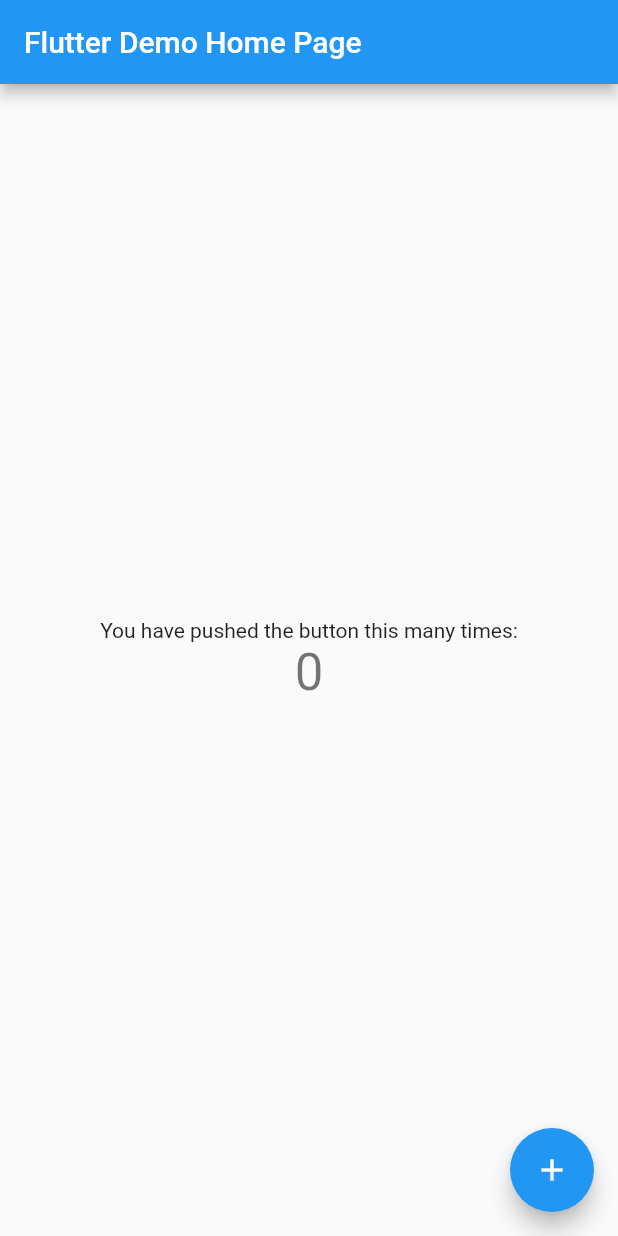
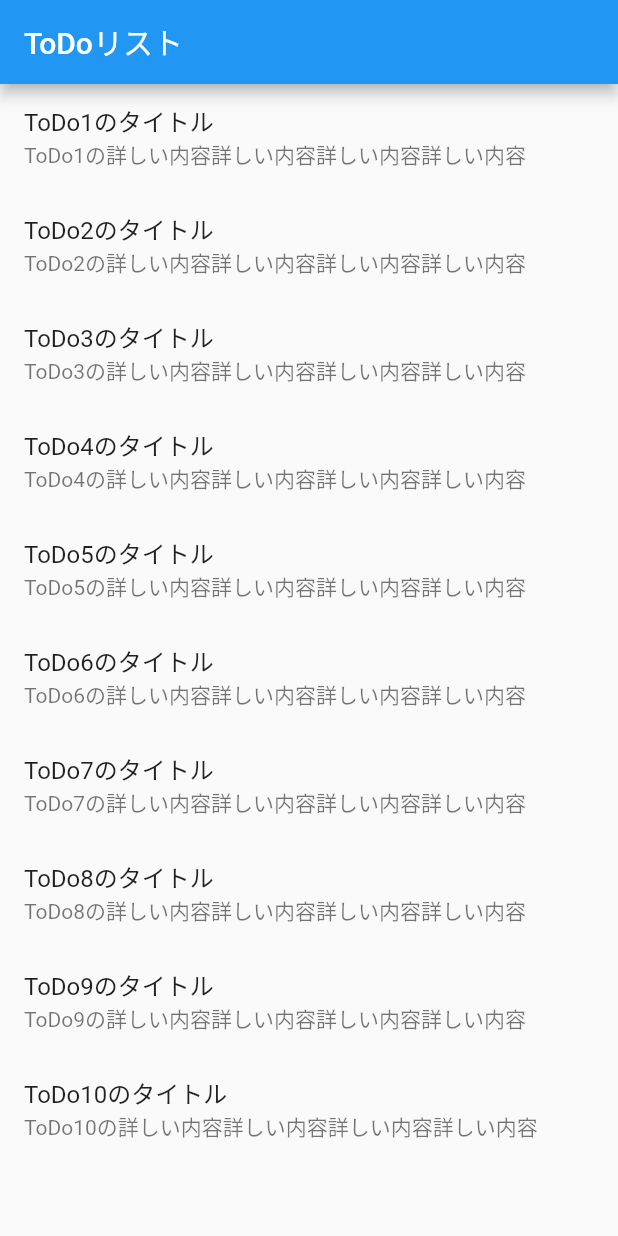
Before and after one commit to yururiwork/ToDo, a Flutter app: the screen it shows after launch, on a phone screen of 412 x 824 dp. Run offline on Flutter 3.47's test engine with Material 2 defaults, Android fonts, the phone set to English and light mode, and no system bars; our stand-ins replace flutter_hooks, freezed_annotation, hooks_riverpod.

Commit message:
ToDoリストページ作成

```diff
--- a/todo/lib/main.dart
+++ b/todo/lib/main.dart
@@ -1,7 +1,9 @@
 import 'package:flutter/material.dart';
+import 'package:hooks_riverpod/hooks_riverpod.dart';
+import 'package:todo/todo_list_page.dart';
 
 void main() {
-  runApp(const MyApp());
+  runApp(const ProviderScope(child: MyApp()));
 }
 
 class MyApp extends StatelessWidget {
@@ -11,105 +13,11 @@ class MyApp extends StatelessWidget {
   @override
   Widget build(BuildContext context) {
     return MaterialApp(
-      title: 'Flutter Demo',
+      title: 'ToDo App',
       theme: ThemeData(
-        // This is the theme of your application.
-        //
-        // Try running your application with "flutter run". You'll see the
-        // application has a blue toolbar. Then, without quitting the app, try
-        // changing the primarySwatch below to Colors.green and then invoke
-        // "hot reload" (press "r" in the console where you ran "flutter run",
-        // or simply save your changes to "hot reload" in a Flutter IDE).
-        // Notice that the counter didn't reset back to zero; the application
-        // is not restarted.
         primarySwatch: Colors.blue,
       ),
-      home: const MyHomePage(title: 'Flutter Demo Home Page'),
+      home: const TodoListPage(),
     );
   }
 }
-
-class MyHomePage extends StatefulWidget {
-  const MyHomePage({Key? key, required this.title}) : super(key: key);
-
-  // This widget is the home page of your application. It is stateful, meaning
-  // that it has a State object (defined below) that contains fields that affect
-  // how it looks.
-
-  // This class is the configuration for the state. It holds the values (in this
-  // case the title) provided by the parent (in this case the App widget) and
-  // used by the build method of the State. Fields in a Widget subclass are
-  // always marked "final".
-
-  final String title;
-
-  @override
-  State<MyHomePage> createState() => _MyHomePageState();
-}
-
-class _MyHomePageState extends State<MyHomePage> {
-  int _counter = 0;
-
-  void _incrementCounter() {
-    setState(() {
-      // This call to setState tells the Flutter framework that something has
-      // changed in this State, which causes it to rerun the build method below
-      // so that the display can reflect the updated values. If we changed
-      // _counter without calling setState(), then the build method would not be
-      // called again, and so nothing would appear to happen.
-      _counter++;
-    });
-  }
-
-  @override
-  Widget build(BuildContext context) {
-    // This method is rerun every time setState is called, for instance as done
-    // by the _incrementCounter method above.
-    //
-    // The Flutter framework has been optimized to make rerunning build methods
-    // fast, so that you can just rebuild anything that needs updating rather
-    // than having to individually change instances of widgets.
-    return Scaffold(
-      appBar: AppBar(
-        // Here we take the value from the MyHomePage object that was created by
-        // the App.build method, and use it to set our appbar title.
-        title: Text(widget.title),
-      ),
-      body: Center(
-        // Center is a layout widget. It takes a single child and positions it
-        // in the middle of the parent.
-        child: Column(
-          // Column is also a layout widget. It takes a list of children and
-          // arranges them vertically. By default, it sizes itself to fit its
-          // children horizontally, and tries to be as tall as its parent.
-          //
-          // Invoke "debug painting" (press "p" in the console, choose the
-          // "Toggle Debug Paint" action from the Flutter Inspector in Android
-          // Studio, or the "Toggle Debug Paint" command in Visual Studio Code)
-          // to see the wireframe for each widget.
-          //
-          // Column has various properties to control how it sizes itself and
-          // how it positions its children. Here we use mainAxisAlignment to
-          // center the children vertically; the main axis here is the vertical
-          // axis because Columns are vertical (the cross axis would be
-          // horizontal).
-          mainAxisAlignment: MainAxisAlignment.center,
-          children: <Widget>[
-            const Text(
-              'You have pushed the button this many times:',
-            ),
-            Text(
-              '$_counter',
-              style: Theme.of(context).textTheme.headline4,
-            ),
-          ],
-        ),
-      ),
-      floatingActionButton: FloatingActionButton(
-        onPressed: _incrementCounter,
-        tooltip: 'Increment',
-        child: const Icon(Icons.add),
-      ), // This trailing comma makes auto-formatting nicer for build methods.
-    );
-  }
-}
--- /dev/null
+++ b/todo/lib/todo_list_controller.dart
@@ -0,0 +1,25 @@
+import 'package:hooks_riverpod/hooks_riverpod.dart';
+import 'package:todo/todo_list_state.dart';
+import 'package:todo/todo_model.dart';
+
+class TodoListStateController extends StateNotifier<TodoListState> {
+  TodoListStateController() : super(const TodoListState());
+
+  Future<void>? fetchTodos() async {
+    state = state.copyWith(todos: [], isFetching: true);
+    await Future.delayed(const Duration(seconds: 3));
+    final mockTodos = [
+      const Todo('ToDo1のタイトル', 'ToDo1の詳しい内容詳しい内容詳しい内容詳しい内容'),
+      const Todo('ToDo2のタイトル', 'ToDo2の詳しい内容詳しい内容詳しい内容詳しい内容'),
+      const Todo('ToDo3のタイトル', 'ToDo3の詳しい内容詳しい内容詳しい内容詳しい内容'),
+      const Todo('ToDo4のタイトル', 'ToDo4の詳しい内容詳しい内容詳しい内容詳しい内容'),
+      const Todo('ToDo5のタイトル', 'ToDo5の詳しい内容詳しい内容詳しい内容詳しい内容'),
+      const Todo('ToDo6のタイトル', 'ToDo6の詳しい内容詳しい内容詳しい内容詳しい内容'),
+      const Todo('ToDo7のタイトル', 'ToDo7の詳しい内容詳しい内容詳しい内容詳しい内容'),
+      const Todo('ToDo8のタイトル', 'ToDo8の詳しい内容詳しい内容詳しい内容詳しい内容'),
+      const Todo('ToDo9のタイトル', 'ToDo9の詳しい内容詳しい内容詳しい内容詳しい内容'),
+      const Todo('ToDo10のタイトル', 'ToDo10の詳しい内容詳しい内容詳しい内容詳しい内容'),
+    ];
+    state = state.copyWith(todos: mockTodos, isFetching: false);
+  }
+}
--- /dev/null
+++ b/todo/lib/todo_list_page.dart
@@ -0,0 +1,52 @@
+import 'package:flutter/material.dart';
+import 'package:hooks_riverpod/hooks_riverpod.dart';
+import 'package:flutter_hooks/flutter_hooks.dart';
+import 'package:todo/todo_list_provider.dart';
+import 'package:todo/todo_model.dart';
+
+class TodoListPage extends HookConsumerWidget {
+  const TodoListPage({Key? key}) : super(key: key);
+
+  @override
+  Widget build(BuildContext context, WidgetRef ref) {
+    return Scaffold(
+      appBar: _buildAppBar(ref),
+      body: _buildBody(ref),
+    );
+  }
+
+  _buildAppBar(WidgetRef ref) {
+    return AppBar(
+      title: const Text('ToDoリスト'),
+    );
+  }
+
+  _buildBody(WidgetRef ref) {
+    final state = ref.watch(todoListStateProvider);
+    useEffect(() {
+      ref.read(todoListStateProvider.notifier).fetchTodos();
+      return null;
+    }, const []);
+
+    return Stack(
+      alignment: AlignmentDirectional.center,
+      children: [
+        ListView.builder(
+          itemCount: state.todos.length,
+          itemBuilder: ((context, index) => _buildTodoItem(state.todos[index])),
+        ),
+        Visibility(
+          child: const CircularProgressIndicator(),
+          visible: state.isFetching,
+        ),
+      ],
+    );
+  }
+
+  _buildTodoItem(Todo todo) {
+    return ListTile(
+      title: Text(todo.title),
+      subtitle: Text(todo.description),
+    );
+  }
+}
--- /dev/null
+++ b/todo/lib/todo_list_provider.dart
@@ -0,0 +1,6 @@
+import 'package:hooks_riverpod/hooks_riverpod.dart';
+import 'package:todo/todo_list_controller.dart';
+import 'package:todo/todo_list_state.dart';
+
+final todoListStateProvider =
+    StateNotifierProvider<TodoListStateController, TodoListState>((ref) => TodoListStateController());
--- /dev/null
+++ b/todo/lib/todo_list_state.dart
@@ -0,0 +1,16 @@
+import 'package:freezed_annotation/freezed_annotation.dart';
+import 'package:todo/todo_model.dart';
+import 'package:flutter/foundation.dart';
+
+part 'todo_list_state.freezed.dart';
+// part 'todo_list_state.g.dart';
+
+@freezed
+abstract class TodoListState implements _$TodoListState {
+  const factory TodoListState({
+    @Default(<Todo>[]) List<Todo> todos,
+    @Default(false) bool isFetching,
+  }) = _TodoListState;
+
+  // factory TodoListState.fromJson(Map<String, dynamic> json) => _$TodoListStateFromJson(json);
+}
--- /dev/null
+++ b/todo/lib/todo_model.dart
@@ -0,0 +1,8 @@
+import 'package:flutter/material.dart';
+
+@immutable
+class Todo {
+  final String title;
+  final String description;
+  const Todo(this.title, this.description);
+}
```
Also changed, not shown: todo/pubspec.yaml (+8 -0 lines), todo/lib/todo_list_state.freezed.dart (added), 1 other file.
